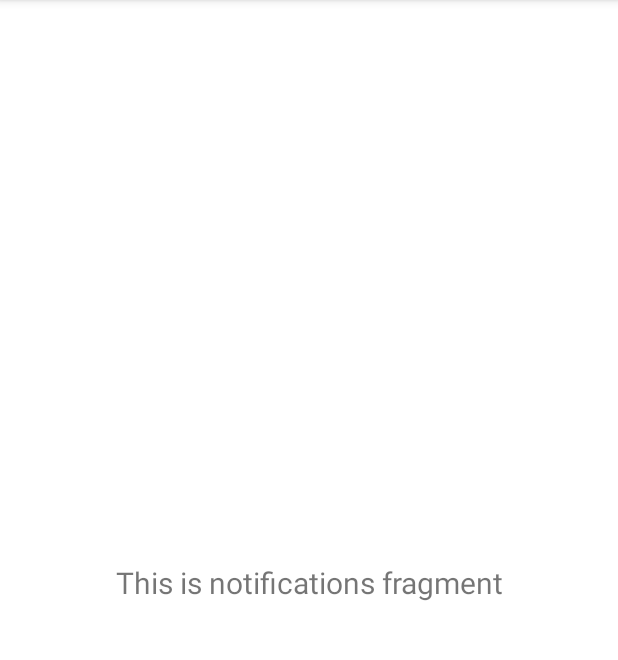
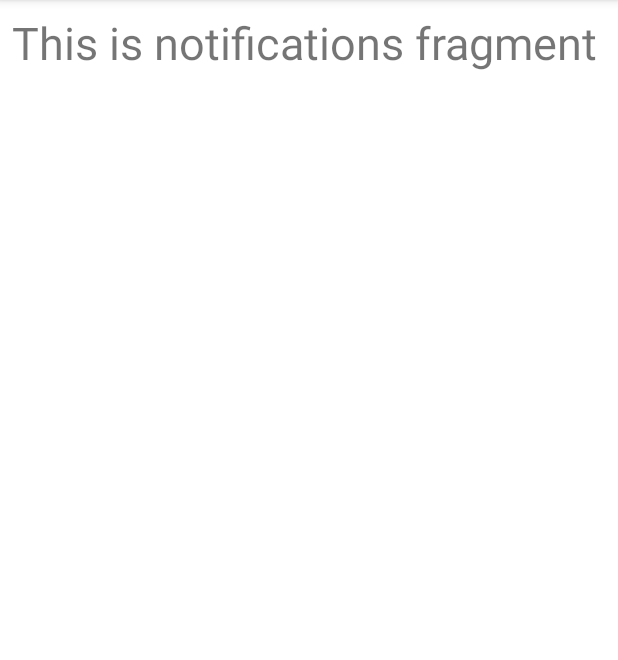
Before and after one commit to AbramovaKaterina/Programe, an Android app: the fragment ReadingNow shown on its own in the app's theme, on a phone screen of 412 x 824 dp, the part 84-744 px from its top. Run offline under Robolectric (Android 15) with nearby library versions, the phone set to English and light mode, and no system bars.

Commit message:
commit 2

```diff
--- a/app/src/main/java/com/example/programe/ui/home/HomeFragment.java
+++ b/app/src/main/java/com/example/programe/ui/home/HomeFragment.java
@@ -14,7 +14,7 @@ import com.example.programe.databinding.FragmentReadBooksHomeBinding;
 
 public class HomeFragment extends Fragment {
 
-    private FragmentReadBooksHomeBinding binding;
+     FragmentReadBooksHomeBinding binding;
 
     public View onCreateView(@NonNull LayoutInflater inflater,
                              ViewGroup container, Bundle savedInstanceState) {
--- a/app/src/main/java/com/example/programe/ui/profile/ProfileFragment.java
+++ b/app/src/main/java/com/example/programe/ui/profile/ProfileFragment.java
@@ -14,7 +14,7 @@ import com.example.programe.databinding.ProfilBinding;
 
 public class ProfileFragment extends Fragment {
 
-    private ProfilBinding binding;
+    ProfilBinding binding;
 
     public View onCreateView(@NonNull LayoutInflater inflater,
                              ViewGroup container, Bundle savedInstanceState) {
--- a/app/src/main/java/com/example/programe/ui/readingnow/ReadingNow.java
+++ b/app/src/main/java/com/example/programe/ui/readingnow/ReadingNow.java
@@ -14,7 +14,7 @@ import com.example.programe.databinding.FragmentReadingNowBinding;
 
 public class ReadingNow extends Fragment {
 
-    private FragmentReadingNowBinding binding;
+    FragmentReadingNowBinding binding;
 
     public View onCreateView(@NonNull LayoutInflater inflater,
                              ViewGroup container, Bundle savedInstanceState) {
@@ -24,7 +24,7 @@ public class ReadingNow extends Fragment {
         binding = FragmentReadingNowBinding.inflate(inflater, container, false);
         View root = binding.getRoot();
 
-        final TextView textView = binding.textNotifications;
+        final TextView textView = binding.navigationReadingNow;
         notificationsViewModel.getText().observe(getViewLifecycleOwner(), textView::setText);
         return root;
     }
--- /dev/null
+++ b/app/src/main/res/drawable/book.xml
@@ -0,0 +1,5 @@
+<vector android:height="24dp" android:tint="#3C4141"
+    android:viewportHeight="24" android:viewportWidth="24"
+    android:width="24dp" xmlns:android="http://schemas.android.com/apk/res/android">
+    <path android:fillColor="@android:color/white" android:pathData="M18,2H6c-1.1,0 -2,0.9 -2,2v16c0,1.1 0.9,2 2,2h12c1.1,0 2,-0.9 2,-2V4c0,-1.1 -0.9,-2 -2,-2zM6,4h5v8l-2.5,-1.5L6,12V4z"/>
+</vector>
--- a/app/src/main/res/layout/fragment_add_book.xml
+++ b/app/src/main/res/layout/fragment_add_book.xml
@@ -9,7 +9,7 @@
 
 
         <androidx.recyclerview.widget.RecyclerView
-            android:id="@+id/recycler_test"
+            android:id="@+id/recycler_list"
             android:layout_width="match_parent"
             android:layout_height="0dp"
             app:layout_constraintBottom_toTopOf="@+id/button"
--- a/app/src/main/res/layout/fragment_read_books_home.xml
+++ b/app/src/main/res/layout/fragment_read_books_home.xml
@@ -13,9 +13,9 @@
         android:layout_marginStart="8dp"
         android:layout_marginTop="8dp"
         android:layout_marginEnd="8dp"
-        android:textAlignment="center"
-        android:textSize="20sp"
-        app:layout_constraintBottom_toBottomOf="parent"
+        android:textAlignment="textStart"
+        android:textSize="30sp"
+        android:text="@string/read_books"
         app:layout_constraintEnd_toEndOf="parent"
         app:layout_constraintStart_toStartOf="parent"
         app:layout_constraintTop_toTopOf="parent" />
--- a/app/src/main/res/layout/fragment_reading_now.xml
+++ b/app/src/main/res/layout/fragment_reading_now.xml
@@ -8,15 +8,15 @@
     tools:context=".ui.readingnow.ReadingNow">
 
     <TextView
-        android:id="@+id/text_notifications"
+        android:id="@+id/navigation_reading_now"
         android:layout_width="match_parent"
         android:layout_height="wrap_content"
         android:layout_marginStart="8dp"
         android:layout_marginTop="8dp"
         android:layout_marginEnd="8dp"
-        android:textAlignment="center"
-        android:textSize="20sp"
-        app:layout_constraintBottom_toBottomOf="parent"
+        android:textAlignment="textStart"
+        android:textSize="30sp"
+        android:text="@string/reading_now"
         app:layout_constraintEnd_toEndOf="parent"
         app:layout_constraintStart_toStartOf="parent"
         app:layout_constraintTop_toTopOf="parent" />
--- a/app/src/main/res/values/strings.xml
+++ b/app/src/main/res/values/strings.xml
@@ -8,4 +8,8 @@
     <string name="add_book">Add book</string>
     <string name="btn_settings" translatable="false">btn_settings</string>
     <string name="image" translatable="false">Image</string>
+    <string name="read_books">Read books</string>
+    <string name="reading_now">Reading now</string>
+    <string name="name_book">Name book</string>
+    <string name="author">Author</string>
 </resources>
--- a/build.gradle
+++ b/build.gradle
@@ -1,7 +1,7 @@
 // Top-level build file where you can add configuration options common to all sub-projects/modules.
 plugins {
-    id 'com.android.application' version '7.1.0' apply false
-    id 'com.android.library' version '7.1.0' apply false
+    id 'com.android.application' version '7.1.1' apply false
+    id 'com.android.library' version '7.1.1' apply false
 }
 
 task clean(type: Delete) {
```
Also changed, not shown: app/build.gradle (+8 -4 lines), app/src/main/java/com/example/programe/MainActivity.java (+2 -7 lines), app/src/main/java/com/example/programe/ui/adapter/MyRecyclerViewAdapter.java (+9 -7 lines), app/src/main/java/com/example/programe/ui/addbook/AddBook.java (+40 -6 lines), app/src/main/java/com/example/programe/ui/model/Item.java (added, +37 -0 lines), app/src/main/res/layout/item.xml (+6 -5 lines), 1 other file.
